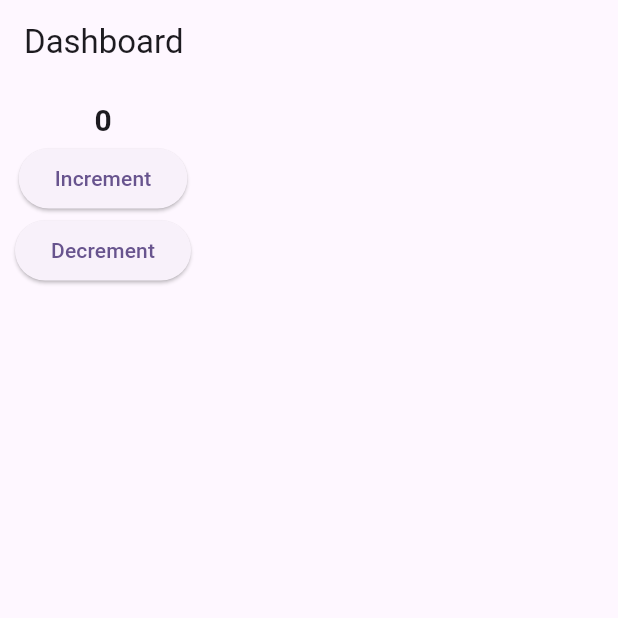
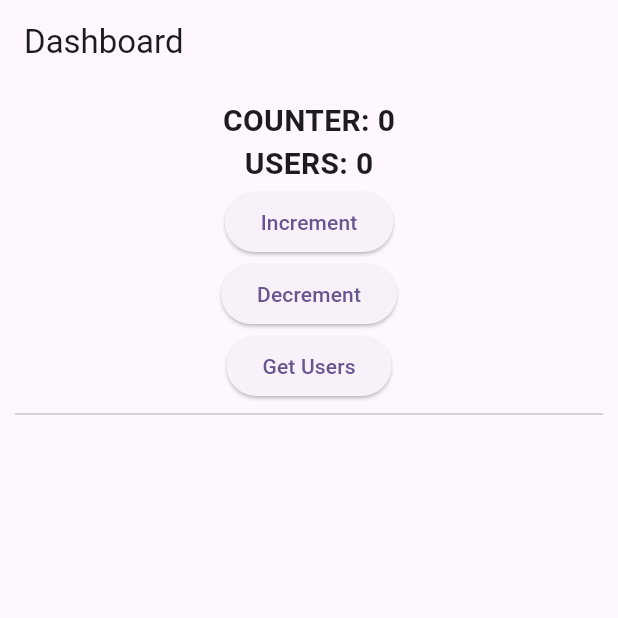
Before and after one commit to w1y0n0/flutter_mvc_bloc, a Flutter app: the screen it shows after launch, on a phone screen of 412 x 824 dp, the top half of it. Run offline on Flutter 3.47's test engine with Material 2 defaults, Android fonts, the phone set to English and light mode, and no system bars; our stand-ins replace dio.

Commit message:
add dio & http request

```diff
--- a/lib/counter/counter_controller.dart
+++ b/lib/counter/counter_controller.dart
@@ -1,3 +1,4 @@
+import 'package:dio/dio.dart';
 import 'package:flutter/material.dart';
 import 'package:flutter_mvc_bloc/counter/counter_state.dart';
 
@@ -22,6 +23,23 @@ class CounterController extends State<CounterView> {
     setState(() {});
   }
 
+  getUsers() async {
+    var response = await Dio().get(
+      "https://reqres.in/api/users",
+      options: Options(
+        headers: {
+          "Content-Type": "application/json",
+        },
+      ),
+    );
+    Map obj = response.data;
+    state = CounterState(
+      counter: state.counter,
+      users: obj["data"],
+    );
+    setState(() {});
+  }
+
   // View
   @override
   Widget build(BuildContext context) {
--- a/lib/counter/counter_state.dart
+++ b/lib/counter/counter_state.dart
@@ -1,6 +1,8 @@
 class CounterState {
   final int counter;
+  final List users;
   CounterState({
     this.counter = 0,
+    this.users = const [],
   });
 }
--- a/lib/counter/counter_view.dart
+++ b/lib/counter/counter_view.dart
@@ -20,13 +20,19 @@ class CounterView extends StatefulWidget {
         title: const Text("Dashboard"),
         actions: const [],
       ),
-      body: SingleChildScrollView(
-        child: Container(
+      body: Container(
         padding: const EdgeInsets.all(10.0),
         child: Column(
           children: [
             Text(
-                "${controller.state.counter}",
+              "COUNTER: ${controller.state.counter}",
+              style: const TextStyle(
+                fontSize: 20.0,
+                fontWeight: FontWeight.bold,
+              ),
+            ),
+            Text(
+              "USERS: ${controller.state.users.length}",
               style: const TextStyle(
                 fontSize: 20.0,
                 fontWeight: FontWeight.bold,
@@ -40,8 +46,34 @@ class CounterView extends StatefulWidget {
               onPressed: () => controller.decrement(),
               child: const Text("Decrement"),
             ),
+            ElevatedButton(
+              onPressed: () => controller.getUsers(),
+              child: const Text("Get Users"),
+            ),
+            const Divider(),
+            Expanded(
+              child: ListView.builder(
+                itemCount: controller.state.users.length,
+                physics: const ScrollPhysics(),
+                itemBuilder: (BuildContext context, int index) {
+                  var item = controller.state.users[index];
+
+                  return Card(
+                    child: ListTile(
+                      leading: CircleAvatar(
+                        backgroundColor: Colors.grey[200],
+                        backgroundImage: NetworkImage(
+                          item["avatar"],
+                        ),
+                      ),
+                      title: Text(item["first_name"]),
+                      subtitle: Text(item["email"]),
+                    ),
+                  );
+                },
+              ),
+            ),
           ],
-          ),
         ),
       ),
     );
--- a/pubspec.yaml
+++ b/pubspec.yaml
@@ -35,6 +35,7 @@ dependencies:
   # The following adds the Cupertino Icons font to your application.
   # Use with the CupertinoIcons class for iOS style icons.
   cupertino_icons: ^1.0.2
+  dio: ^5.3.2
 
 dev_dependencies:
   flutter_test:
```
Also changed, not shown: pubspec.lock. Lines whose indentation alone changed are shown as unchanged.
